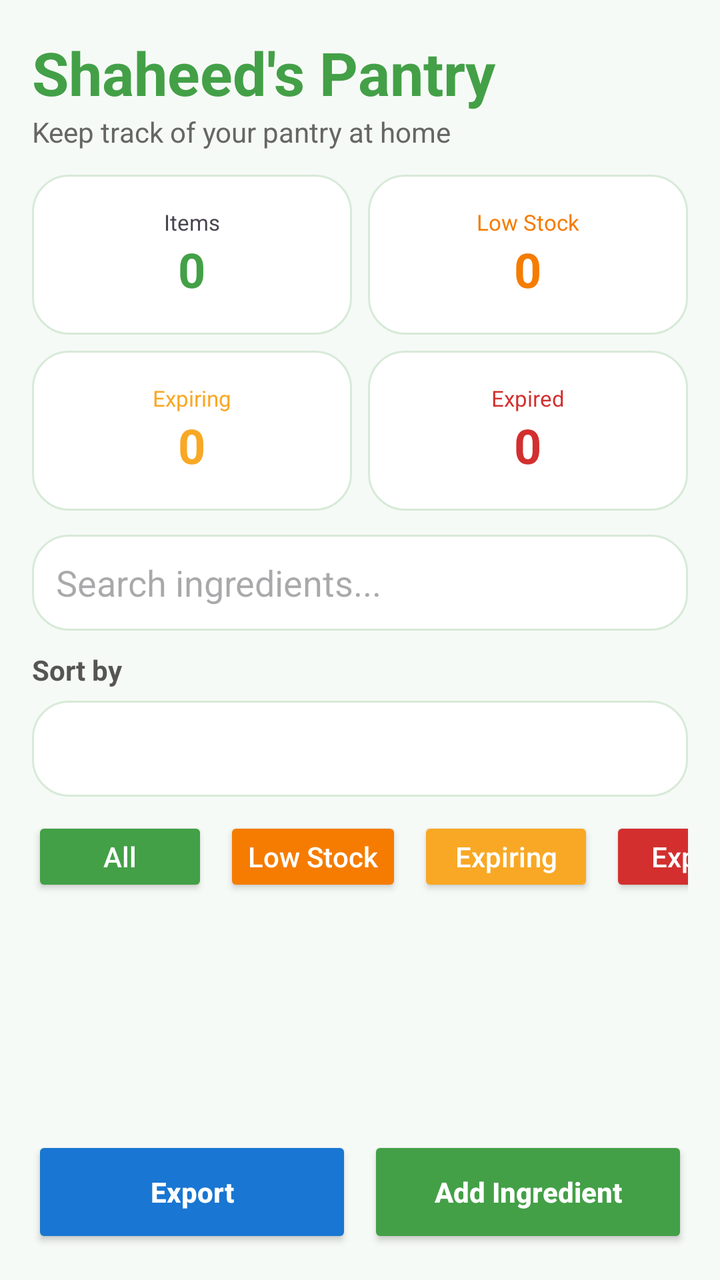
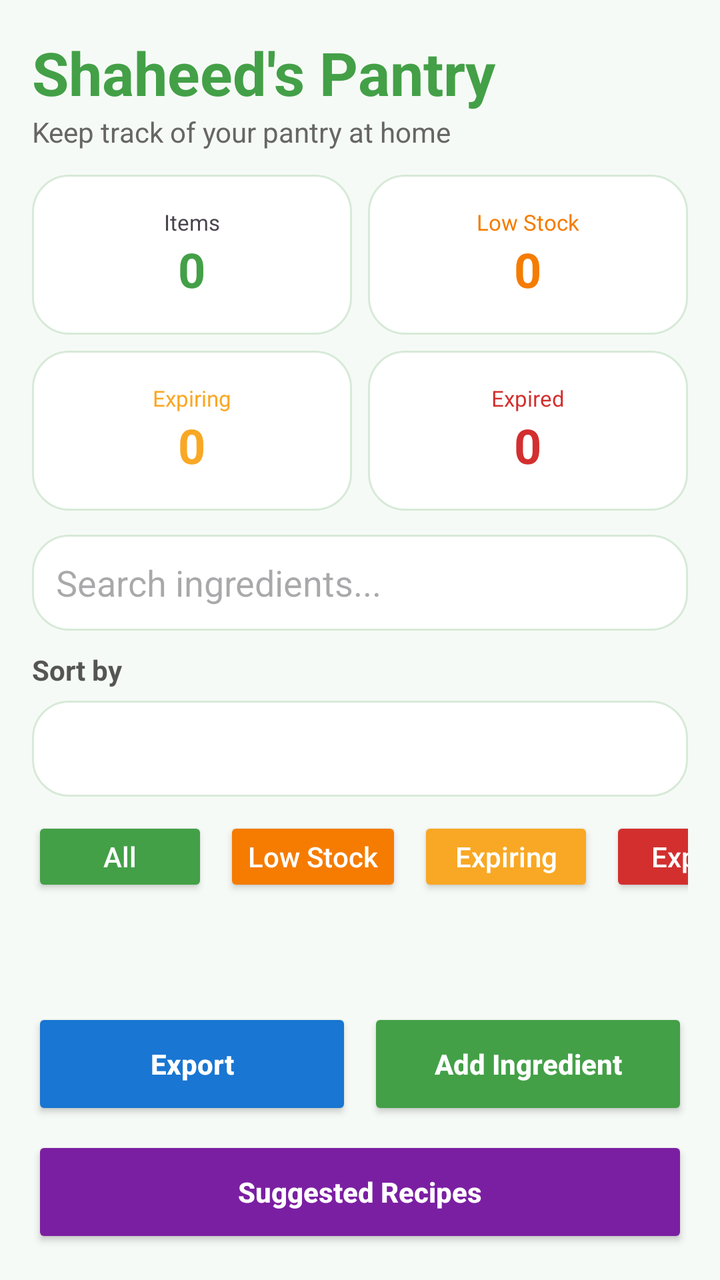

Screens rendered from an Android XML layout before and after an edit, with the pre-edit source and the edit as a unified diff.
<!-- AndroidManifest.xml: application theme Theme.SmartPantryManager -->
<!-- res/layout/activity_main.xml -->
<?xml version="1.0" encoding="utf-8"?>
<LinearLayout xmlns:android="http://schemas.android.com/apk/res/android"
    android:layout_width="match_parent"
    android:layout_height="match_parent"
    android:orientation="vertical"
    android:padding="16dp"
    android:background="#F6FAF6">

    <TextView
        android:layout_width="wrap_content"
        android:layout_height="wrap_content"
        android:text="Shaheed's Pantry"
        android:textSize="30sp"
        android:textStyle="bold"
        android:textColor="@color/primaryGreen"/>

    <TextView
        android:layout_width="wrap_content"
        android:layout_height="wrap_content"
        android:text="Keep track of your pantry at home"
        android:textSize="14sp"
        android:textColor="#666666"
        android:layout_marginBottom="12dp"/>

    
    <LinearLayout
        android:layout_width="match_parent"
        android:layout_height="wrap_content"
        android:orientation="horizontal">

        <LinearLayout
            android:layout_width="0dp"
            android:layout_height="80dp"
            android:layout_weight="1"
            android:gravity="center"
            android:orientation="vertical"
            android:background="@drawable/pantry_item_background"
            android:layout_marginEnd="4dp">

            <TextView
                android:layout_width="wrap_content"
                android:layout_height="wrap_content"
                android:text="Items"
                android:textSize="11sp"/>

            <TextView
                android:id="@+id/textTotalItems"
                android:layout_width="wrap_content"
                android:layout_height="wrap_content"
                android:text="0"
                android:textSize="24sp"
                android:textStyle="bold"
                android:textColor="@color/primaryGreen"/>
        </LinearLayout>

        <LinearLayout
            android:layout_width="0dp"
            android:layout_height="80dp"
            android:layout_weight="1"
            android:gravity="center"
            android:orientation="vertical"
            android:background="@drawable/pantry_item_background"
            android:layout_marginStart="4dp">

            <TextView
                android:layout_width="wrap_content"
                android:layout_height="wrap_content"
                android:text="Low Stock"
                android:textSize="11sp"
                android:textColor="#F57C00"/>

            <TextView
                android:id="@+id/textLowStockCount"
                android:layout_width="wrap_content"
                android:layout_height="wrap_content"
                android:text="0"
                android:textSize="24sp"
                android:textStyle="bold"
                android:textColor="#F57C00"/>
        </LinearLayout>
    </LinearLayout>

    <LinearLayout
        android:layout_width="match_parent"
        android:layout_height="wrap_content"
        android:orientation="horizontal"
        android:layout_marginTop="8dp"
        android:layout_marginBottom="12dp">

        <LinearLayout
            android:layout_width="0dp"
            android:layout_height="80dp"
            android:layout_weight="1"
            android:gravity="center"
            android:orientation="vertical"
            android:background="@drawable/pantry_item_background"
            android:layout_marginEnd="4dp">

            <TextView
                android:layout_width="wrap_content"
                android:layout_height="wrap_content"
                android:text="Expiring"
                android:textSize="11sp"
                android:textColor="#F9A825"/>

            <TextView
                android:id="@+id/textExpiringCount"
                android:layout_width="wrap_content"
                android:layout_height="wrap_content"
                android:text="0"
                android:textSize="24sp"
                android:textStyle="bold"
                android:textColor="#F9A825"/>
        </LinearLayout>

        <LinearLayout
            android:layout_width="0dp"
            android:layout_height="80dp"
            android:layout_weight="1"
            android:gravity="center"
            android:orientation="vertical"
            android:background="@drawable/pantry_item_background"
            android:layout_marginStart="4dp">

            <TextView
                android:layout_width="wrap_content"
                android:layout_height="wrap_content"
                android:text="Expired"
                android:textSize="11sp"
                android:textColor="#D32F2F"/>

            <TextView
                android:id="@+id/textExpiredCount"
                android:layout_width="wrap_content"
                android:layout_height="wrap_content"
                android:text="0"
                android:textSize="24sp"
                android:textStyle="bold"
                android:textColor="#D32F2F"/>
        </LinearLayout>
    </LinearLayout>

    
    <EditText
        android:id="@+id/editSearch"
        android:layout_width="match_parent"
        android:layout_height="48dp"
        android:hint="Search ingredients..."
        android:padding="12dp"
        android:background="@drawable/pantry_item_background"/>

    
    <TextView
        android:layout_width="wrap_content"
        android:layout_height="wrap_content"
        android:text="Sort by"
        android:textStyle="bold"
        android:textColor="#555555"
        android:layout_marginTop="10dp"
        android:layout_marginBottom="6dp"/>

    <Spinner
        android:id="@+id/spinnerSort"
        android:layout_width="match_parent"
        android:layout_height="48dp"
        android:background="@drawable/pantry_item_background"/>

    
    <HorizontalScrollView
        android:layout_width="match_parent"
        android:layout_height="wrap_content"
        android:scrollbars="none"
        android:layout_marginTop="10dp"
        android:layout_marginBottom="10dp">

        <LinearLayout
            android:layout_width="wrap_content"
            android:layout_height="wrap_content"
            android:orientation="horizontal">

            <Button
                android:id="@+id/buttonAll"
                android:layout_width="wrap_content"
                android:layout_height="40dp"
                android:text="All"
                android:textAllCaps="false"
                android:backgroundTint="@color/primaryGreen"
                android:textColor="@android:color/white"/>

            <Button
                android:id="@+id/buttonLow"
                android:layout_width="wrap_content"
                android:layout_height="40dp"
                android:layout_marginStart="8dp"
                android:text="Low Stock"
                android:textAllCaps="false"
                android:backgroundTint="#F57C00"
                android:textColor="@android:color/white"/>

            <Button
                android:id="@+id/buttonExpiring"
                android:layout_width="wrap_content"
                android:layout_height="40dp"
                android:layout_marginStart="8dp"
                android:text="Expiring"
                android:textAllCaps="false"
                android:backgroundTint="#F9A825"
                android:textColor="@android:color/white"/>

            <Button
                android:id="@+id/buttonExpired"
                android:layout_width="wrap_content"
                android:layout_height="40dp"
                android:layout_marginStart="8dp"
                android:text="Expired"
                android:textAllCaps="false"
                android:backgroundTint="#D32F2F"
                android:textColor="@android:color/white"/>
        </LinearLayout>
    </HorizontalScrollView>

    
    <LinearLayout
        android:id="@+id/layoutEmpty"
        android:layout_width="match_parent"
        android:layout_height="0dp"
        android:layout_weight="1"
        android:gravity="center"
        android:orientation="vertical"
        android:visibility="gone">

        <TextView
            android:layout_width="wrap_content"
            android:layout_height="wrap_content"
            android:text="Your pantry is empty"
            android:textSize="20sp"
            android:textStyle="bold"
            android:textColor="#2E7D32"/>

        <TextView
            android:id="@+id/textEmptyMessage"
            android:layout_width="wrap_content"
            android:layout_height="wrap_content"
            android:text="Tap Add Ingredient to get started."
            android:textSize="14sp"
            android:textColor="#777777"
            android:layout_marginTop="8dp"/>
    </LinearLayout>

    
    <androidx.recyclerview.widget.RecyclerView
        android:id="@+id/recyclerViewPantry"
        android:layout_width="match_parent"
        android:layout_height="0dp"
        android:layout_weight="1"/>

    
    <LinearLayout
        android:layout_width="match_parent"
        android:layout_height="wrap_content"
        android:orientation="horizontal"
        android:layout_marginTop="8dp">

        <Button
            android:id="@+id/buttonExport"
            android:layout_width="0dp"
            android:layout_height="56dp"
            android:layout_weight="1"
            android:layout_marginEnd="4dp"
            android:text="Export"
            android:textAllCaps="false"
            android:textStyle="bold"
            android:textColor="@android:color/white"
            android:backgroundTint="#1976D2"/>

        <Button
            android:id="@+id/buttonAdd"
            android:layout_width="0dp"
            android:layout_height="56dp"
            android:layout_weight="1"
            android:layout_marginStart="4dp"
            android:text="Add Ingredient"
            android:textAllCaps="false"
            android:textStyle="bold"
            android:textColor="@android:color/white"
            android:backgroundTint="@color/primaryGreen"/>

    </LinearLayout>

</LinearLayout>
<!-- resources referenced by this layout -->
<resources>
  <color name="primaryGreen">#43A047</color>
  <!-- drawable pantry_item_background (drawable) -->
  <?xml version="1.0" encoding="utf-8"?>
  <shape xmlns:android="http://schemas.android.com/apk/res/android">
  
      <solid android:color="#FFFFFF"/>
  
      <corners android:radius="18dp"/>
  
      <stroke
          android:width="1dp"
          android:color="#D7EAD8"/>
  
      <padding
          android:left="4dp"
          android:top="4dp"
          android:right="4dp"
          android:bottom="4dp"/>
  
  </shape>
  <style name="Theme.SmartPantryManager" parent="Base.Theme.SmartPantryManager" />
  <style name="Base.Theme.SmartPantryManager" parent="Theme.Material3.DayNight.NoActionBar">
          
          
      </style>
</resources>

<!-- the commit's change to res/layout/activity_main.xml (unified diff, before → after) -->
@@ -32,10 +32,10 @@
             android:layout_width="0dp"
             android:layout_height="80dp"
             android:layout_weight="1"
+            android:layout_marginEnd="4dp"
+            android:background="@drawable/pantry_item_background"
             android:gravity="center"
-            android:orientation="vertical"
-            android:background="@drawable/pantry_item_background"
-            android:layout_marginEnd="4dp">
+            android:orientation="vertical">
 
             <TextView
                 android:layout_width="wrap_content"
@@ -57,10 +57,10 @@
             android:layout_width="0dp"
             android:layout_height="80dp"
             android:layout_weight="1"
+            android:layout_marginStart="4dp"
+            android:background="@drawable/pantry_item_background"
             android:gravity="center"
-            android:orientation="vertical"
-            android:background="@drawable/pantry_item_background"
-            android:layout_marginStart="4dp">
+            android:orientation="vertical">
 
             <TextView
                 android:layout_width="wrap_content"
@@ -91,10 +91,10 @@
             android:layout_width="0dp"
             android:layout_height="80dp"
             android:layout_weight="1"
+            android:layout_marginEnd="4dp"
+            android:background="@drawable/pantry_item_background"
             android:gravity="center"
-            android:orientation="vertical"
-            android:background="@drawable/pantry_item_background"
-            android:layout_marginEnd="4dp">
+            android:orientation="vertical">
 
             <TextView
                 android:layout_width="wrap_content"
@@ -117,10 +117,10 @@
             android:layout_width="0dp"
             android:layout_height="80dp"
             android:layout_weight="1"
+            android:layout_marginStart="4dp"
+            android:background="@drawable/pantry_item_background"
             android:gravity="center"
-            android:orientation="vertical"
-            android:background="@drawable/pantry_item_background"
-            android:layout_marginStart="4dp">
+            android:orientation="vertical">
 
             <TextView
                 android:layout_width="wrap_content"
@@ -169,9 +169,9 @@
     <HorizontalScrollView
         android:layout_width="match_parent"
         android:layout_height="wrap_content"
-        android:scrollbars="none"
         android:layout_marginTop="10dp"
-        android:layout_marginBottom="10dp">
+        android:layout_marginBottom="10dp"
+        android:scrollbars="none">
 
         <LinearLayout
             android:layout_width="wrap_content"
@@ -184,8 +184,8 @@
                 android:layout_height="40dp"
                 android:text="All"
                 android:textAllCaps="false"
-                android:backgroundTint="@color/primaryGreen"
-                android:textColor="@android:color/white"/>
+                android:textColor="@android:color/white"
+                android:backgroundTint="@color/primaryGreen"/>
 
             <Button
                 android:id="@+id/buttonLow"
@@ -194,8 +194,8 @@
                 android:layout_marginStart="8dp"
                 android:text="Low Stock"
                 android:textAllCaps="false"
-                android:backgroundTint="#F57C00"
-                android:textColor="@android:color/white"/>
+                android:textColor="@android:color/white"
+                android:backgroundTint="#F57C00"/>
 
             <Button
                 android:id="@+id/buttonExpiring"
@@ -204,8 +204,8 @@
                 android:layout_marginStart="8dp"
                 android:text="Expiring"
                 android:textAllCaps="false"
-                android:backgroundTint="#F9A825"
-                android:textColor="@android:color/white"/>
+                android:textColor="@android:color/white"
+                android:backgroundTint="#F9A825"/>
 
             <Button
                 android:id="@+id/buttonExpired"
@@ -214,8 +214,8 @@
                 android:layout_marginStart="8dp"
                 android:text="Expired"
                 android:textAllCaps="false"
-                android:backgroundTint="#D32F2F"
-                android:textColor="@android:color/white"/>
+                android:textColor="@android:color/white"
+                android:backgroundTint="#D32F2F"/>
         </LinearLayout>
     </HorizontalScrollView>
 
@@ -241,10 +241,10 @@
             android:id="@+id/textEmptyMessage"
             android:layout_width="wrap_content"
             android:layout_height="wrap_content"
+            android:layout_marginTop="8dp"
             android:text="Tap Add Ingredient to get started."
             android:textSize="14sp"
-            android:textColor="#777777"
-            android:layout_marginTop="8dp"/>
+            android:textColor="#777777"/>
     </LinearLayout>
 
     
@@ -258,33 +258,49 @@
     <LinearLayout
         android:layout_width="match_parent"
         android:layout_height="wrap_content"
-        android:orientation="horizontal"
-        android:layout_marginTop="8dp">
+        android:layout_marginTop="8dp"
+        android:orientation="vertical">
+
+        <LinearLayout
+            android:layout_width="match_parent"
+            android:layout_height="wrap_content"
+            android:orientation="horizontal">
+
+            <Button
+                android:id="@+id/buttonExport"
+                android:layout_width="0dp"
+                android:layout_height="56dp"
+                android:layout_weight="1"
+                android:layout_marginEnd="4dp"
+                android:text="Export"
+                android:textAllCaps="false"
+                android:textStyle="bold"
+                android:textColor="@android:color/white"
+                android:backgroundTint="#1976D2"/>
+
+            <Button
+                android:id="@+id/buttonAdd"
+                android:layout_width="0dp"
+                android:layout_height="56dp"
+                android:layout_weight="1"
+                android:layout_marginStart="4dp"
+                android:text="Add Ingredient"
+                android:textAllCaps="false"
+                android:textStyle="bold"
+                android:textColor="@android:color/white"
+                android:backgroundTint="@color/primaryGreen"/>
+        </LinearLayout>
 
         <Button
-            android:id="@+id/buttonExport"
-            android:layout_width="0dp"
+            android:id="@+id/buttonRecipes"
+            android:layout_width="match_parent"
             android:layout_height="56dp"
-            android:layout_weight="1"
-            android:layout_marginEnd="4dp"
-            android:text="Export"
+            android:layout_marginTop="8dp"
+            android:text="Suggested Recipes"
             android:textAllCaps="false"
             android:textStyle="bold"
             android:textColor="@android:color/white"
-            android:backgroundTint="#1976D2"/>
-
-        <Button
-            android:id="@+id/buttonAdd"
-            android:layout_width="0dp"
-            android:layout_height="56dp"
-            android:layout_weight="1"
-            android:layout_marginStart="4dp"
-            android:text="Add Ingredient"
-            android:textAllCaps="false"
-            android:textStyle="bold"
-            android:textColor="@android:color/white"
-            android:backgroundTint="@color/primaryGreen"/>
-
+            android:backgroundTint="#7B1FA2"/>
     </LinearLayout>
 
 </LinearLayout>
